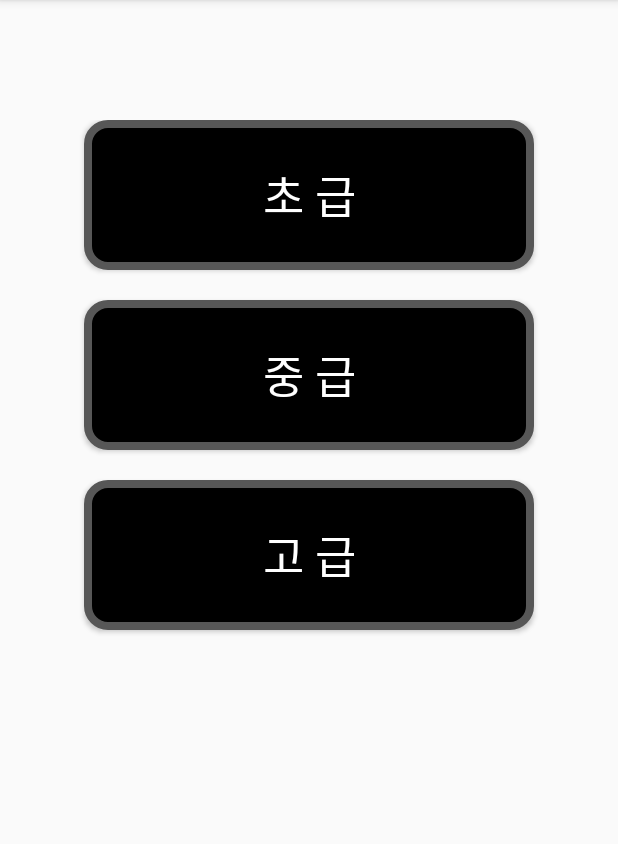
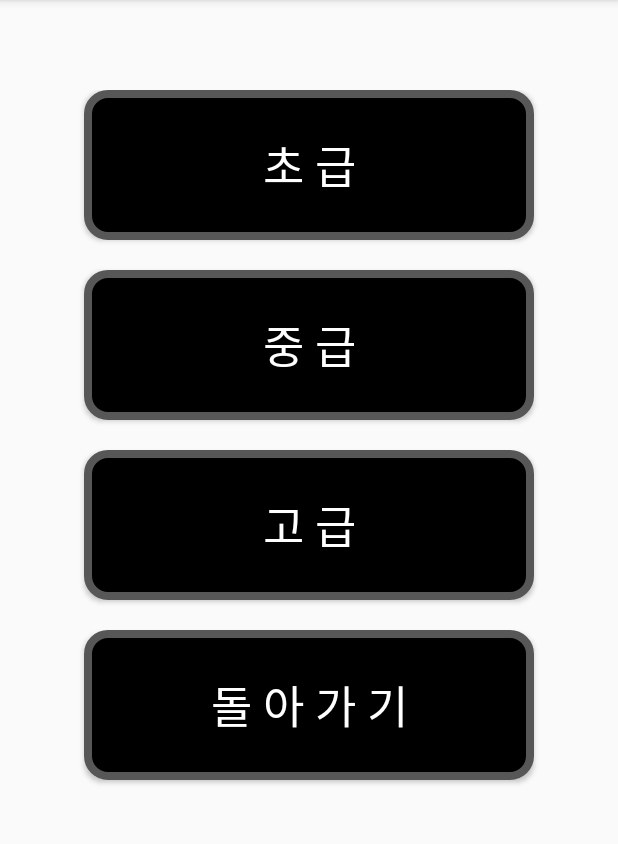
Before and after one commit to ImUB/VocaApp, an Android app: the MainActivity screen opened directly, with no data from a screen before it, after a tap on "난이도", on a phone screen of 412 x 824 dp, the part 84-928 px from its top. Run offline under Robolectric (Android 15) with nearby library versions, the phone set to English and light mode, and no system bars; 1 statement that could not run was skipped.

Commit message:
화면 2분할하여 왼쪽 터치는 이전 단어 불러오기 구현 오른쪽 터치는 다음 단어로 불러오기 구현 시험 버튼 활성화(영어 단어 뜻 가리기)

```diff
--- a/app/src/main/java/com/im_yubi/englsihword/DifficultlyActivity.java
+++ b/app/src/main/java/com/im_yubi/englsihword/DifficultlyActivity.java
@@ -1,12 +1,23 @@
 package com.im_yubi.englsihword;
 
+import android.content.Intent;
 import android.os.Bundle;
 import android.support.v7.app.AppCompatActivity;
+import android.view.View;
+import android.widget.Button;
 
 public class DifficultlyActivity extends AppCompatActivity {
     @Override
     protected void onCreate(Bundle savedInstanceState) {
         super.onCreate(savedInstanceState);
         setContentView(R.layout.activity_difficultly);
+
+        Button button = findViewById(R.id.back_btn);
+        button.setOnClickListener(new View.OnClickListener() {
+            @Override
+            public void onClick(View v) {
+                finish();
+            }
+        });
     }
 }
--- a/app/src/main/java/com/im_yubi/englsihword/MainActivity.java
+++ b/app/src/main/java/com/im_yubi/englsihword/MainActivity.java
@@ -1,31 +1,35 @@
 package com.im_yubi.englsihword;
 
 import android.content.Intent;
+import android.graphics.Point;
 import android.support.v7.app.AppCompatActivity;
 import android.os.Bundle;
+import android.view.Display;
+import android.view.MotionEvent;
 import android.view.View;
 import android.widget.Button;
 import android.widget.TextView;
+import android.widget.Toast;
 
 import java.io.BufferedReader;
 import java.io.IOException;
 import java.io.InputStream;
 import java.io.InputStreamReader;
+import java.util.ArrayList;
 import java.util.Random;
 
-import static java.lang.Boolean.TRUE;
-
-public class MainActivity extends AppCompatActivity {
+public class MainActivity extends AppCompatActivity{
 
     public static final int sub = 1001;
     public static int word = 0;
+    public static ArrayList<Integer> WordList = new ArrayList<>();
     public static String[][] EnglishWord = new String[5000][3];
-
+    public static int preword = 0;
+    public static int state = 0;
     @Override
     protected void onCreate(Bundle savedInstanceState) {
         super.onCreate(savedInstanceState);
         setContentView(R.layout.activity_main);
-
 
         Button button = findViewById(R.id.button);
         button.setOnClickListener(new View.OnClickListener() {
@@ -35,13 +39,45 @@ public class MainActivity extends AppCompatActivity {
                 startActivityForResult(intent, sub);
             }
         });
+
+        Button button1 = findViewById(R.id.button2);
+        button1.setOnClickListener(new View.OnClickListener() {
+            @Override
+            public void onClick(View v) {
+                TextView tv2 = findViewById(R.id.textView2);
+                if (state == 0) {
+                    tv2.setVisibility(View.INVISIBLE);
+                    state = 1;
+                }
+                else {
+                    tv2.setVisibility(View.VISIBLE);
+                    state = 0;
+                }
+
+
+
+            }
+        });
         readtxt();
-        word = randomword();
-        final TextView text1 = findViewById(R.id.textView);
-        text1.setText(EnglishWord[word][0]);
+        nextword();
 
-        TextView text2 = findViewById(R.id.textView2);
-        text2.setText(EnglishWord[word][1]);
+    }
+
+    public boolean onTouchEvent(MotionEvent event){
+        Display display = getWindowManager().getDefaultDisplay();
+        Point size = new Point();
+        display.getSize(size);
+        float x = event.getX();
+        int width = size.x;
+
+        switch ( event.getActionMasked() ) {
+            case MotionEvent.ACTION_DOWN:
+                if (width/2 < x)
+                    nextword();
+                else
+                    preword();
+        }
+        return super.onTouchEvent(event);
     }
 
     public void readtxt() {
@@ -49,15 +85,11 @@ public class MainActivity extends AppCompatActivity {
        try {
            BufferedReader bufferedReader = new BufferedReader(new InputStreamReader(inputData, "UTF-8"));
            int i = 0;
-
-           while(TRUE){
+           while(true){
                String string = bufferedReader.readLine();
                if(string != null){
                    String tmp[] = string.split(":");
-
-                   for(int j = 0; j < 2; j++){
-                       EnglishWord[i][j] = tmp[j];
-                   }
+                   System.arraycopy(tmp, 0, EnglishWord[i], 0, 2);
                    EnglishWord[i][2] = String.valueOf(0);
                }else{
                    break;
@@ -71,7 +103,34 @@ public class MainActivity extends AppCompatActivity {
 
     public int randomword() {
         Random random = new Random();
-        int randomValue = random.nextInt(4197);
-        return randomValue;
+        return random.nextInt(4197);
     }
+
+    public void nextword() {
+        word = randomword();
+        preword = 1;
+        TextView tv = findViewById(R.id.textView);
+        TextView tv2 = findViewById(R.id.textView2);
+        tv.setText(EnglishWord[word][0]);
+        tv2.setText(EnglishWord[word][1]);
+        EnglishWord[word][2] = String.valueOf(1);
+        WordList.add(0,word);
+    }
+
+    public void preword() {
+        TextView tv = findViewById(R.id.textView);
+        TextView tv2 = findViewById(R.id.textView2);
+        Toast myToast = Toast.makeText(this.getApplicationContext(), "이전 단어가 없습니다.", Toast.LENGTH_LONG);
+        if (1 >= WordList.size()) {
+            myToast.show();
+        }
+        else if (WordList.size() > preword){
+                tv.setText(EnglishWord[WordList.get(preword)][0]);
+                tv2.setText(EnglishWord[WordList.get(preword)][1]);
+        }
+        else
+            myToast.show();
+        preword++;
+    }
+
 }
--- a/app/src/main/res/layout/activity_difficultly.xml
+++ b/app/src/main/res/layout/activity_difficultly.xml
@@ -3,7 +3,7 @@
     android:orientation="vertical"
     android:layout_width="match_parent"
     android:layout_height="match_parent"
-    android:paddingTop="80dp">
+    android:paddingTop="60dp">
 
     <Button
         android:layout_width="300dp"
@@ -34,4 +34,15 @@
         android:textSize="30sp"
         android:textColor="@android:color/white"
         android:text="@string/high" />
+
+    <Button
+        android:id="@+id/back_btn"
+        android:layout_width="300dp"
+        android:layout_height="100dp"
+        android:layout_gravity="center"
+        android:layout_marginBottom="20dp"
+        android:background="@drawable/btn_style"
+        android:textSize="30sp"
+        android:textColor="@android:color/white"
+        android:text="@string/back"/>
 </LinearLayout>
--- a/app/src/main/res/layout/activity_main.xml
+++ b/app/src/main/res/layout/activity_main.xml
@@ -32,14 +32,14 @@
             android:layout_marginBottom="30dp"
             android:gravity="center|center"
             android:text="@string/EnglishWord"
-            android:textSize="45sp" />
-
+            android:textSize="50sp" />
         <TextView
             android:id="@+id/textView2"
             android:layout_width="300dp"
             android:layout_height="100dp"
             android:layout_gravity="center"
-            android:textSize="30sp"
+            android:gravity="center|center"
+            android:textSize="35sp"
             android:text="@string/KoreanWord" />
     </LinearLayout>
     <LinearLayout
--- a/app/src/main/res/values/strings.xml
+++ b/app/src/main/res/values/strings.xml
@@ -10,4 +10,5 @@
     <string name="low">초 급</string>
     <string name="middle">중 급</string>
     <string name="high">고 급</string>
+    <string name="back">돌 아 가 기</string>
 </resources>
```
Also changed, not shown: 1 other file.
